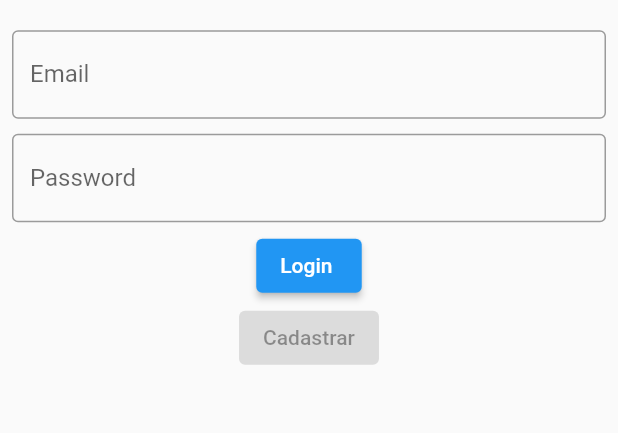
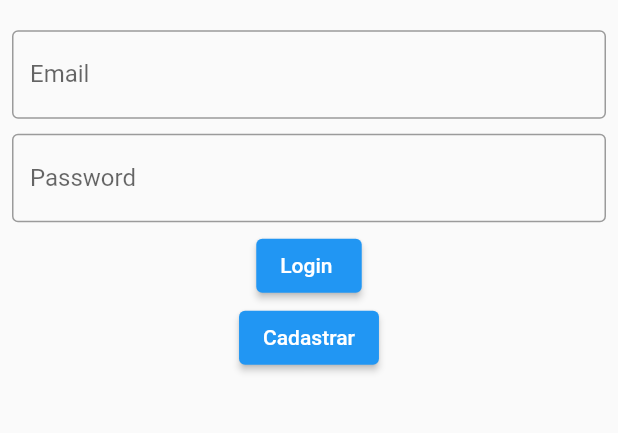
Before and after one commit to LukasM109/roda_bem_app, a Flutter app: the screen it shows after launch, on a phone screen of 412 x 824 dp, the part 581-1014 px from its top. Run offline on Flutter 3.47's test engine with Material 2 defaults, Android fonts, the phone set to English and light mode, and no system bars.

Commit message:
avaliação final

```diff
--- a/lib/ComEstado.dart
+++ b/lib/ComEstado.dart
@@ -32,14 +32,14 @@ class Estado extends State<ComEstado> {
               leading: Icon(Icons.home),
               title: Text('Início'),
               onTap: () {
-                //Navigator.of(context).pushReplacementNamed('/ComEstado');
+                Navigator.of(context).pushReplacementNamed('/ComEstado');
               },
             ),
             ListTile(
               leading: Icon(Icons.add_business),
               title: Text('Cadastrar Frete'),
               onTap: () {
-                //Navigator.of(context).pushReplacementNamed('/cadfrete');
+                Navigator.of(context).pushNamed('/cadfrete');
               },
             ),
             ListTile(
--- a/lib/Home.dart
+++ b/lib/Home.dart
@@ -1,11 +1,8 @@
 import 'package:flutter/material.dart';
 import 'package:provider/provider.dart';
 import 'package:roda_bem_app/ComEstado.dart';
+import 'package:roda_bem_app/cadastro.dart';
 import 'package:roda_bem_app/cadfrete.dart';
-//import 'package:provider/provider.dart';
-//import 'package:roda_bem_app/cadastro.dart';
-//import 'package:roda_bem_app/cadfrete.dart';
-//import 'package:roda_bem_app/login.dart';
 import 'package:roda_bem_app/provider/fretes.dart';
 import 'package:roda_bem_app/routes/app_routes.dart';
 
@@ -31,8 +28,10 @@ class Home extends StatelessWidget {
         routes: {
           AppRoutes.Home: (_) => LoginPage(),
           AppRoutes.CadastroFrete: (_) => CadastroFrete(),
-            AppRoutes.ComEstado: (_) => ComEstado()
+          AppRoutes.ComEstado: (_) => ComEstado(),
+          AppRoutes.CadastroPage: (_) => CadastroPage()
         },
-        ));
+      ),
+    );
   }
 }
--- a/lib/cadfrete.dart
+++ b/lib/cadfrete.dart
@@ -14,14 +14,14 @@ class _CadastroFreteState extends State<CadastroFrete> {
   final Map<String, String> _formData = {};
 
   void _loadFormData(Posts posts) {
-    _formData['id'] = posts.id;
+    /*_formData['id'] = posts.id;
     _formData['nome'] = posts.nome;
     _formData['tipocaminhao'] = posts.tipocaminhao;
     _formData['tipocarga'] = posts.tipocarga;
     _formData['tipofrete'] = posts.tipofrete;
     _formData['tituloanuncio'] = posts.tituloanuncio;
     _formData['origem'] = posts.origem;
-    _formData['destino'] = posts.destino;
+    _formData['destino'] = posts.destino;*/
   }
 
   @override
--- a/lib/components/posts_tile.dart
+++ b/lib/components/posts_tile.dart
@@ -39,13 +39,13 @@ class PostsTile extends StatelessWidget {
                             title: Text('Deseja mesmo excluir?'),
                             content: Text('Tem certeza?'),
                             actions: <Widget>[
-                              FlatButton(
+                              TextButton(
                                 child: Text('Não'),
                                 onPressed: () {
                                   Navigator.of(context).pop();
                                 },
                               ),
-                              FlatButton(
+                              TextButton(
                                 child: Text('Sim'),
                                 onPressed: () {
                                   Provider.of<Fretes>(context, listen: false)
--- a/lib/data/dummy_posts.dart
+++ b/lib/data/dummy_posts.dart
@@ -32,4 +32,14 @@ const DUMMY_POSTS = {
     tipofrete: 'Comercial',
     avatar: '',
   ),
+  '4': const Posts(
+    id: '4',
+    nome: 'Transporte de Soja',
+    tipocaminhao: 'Truck',
+    origem: 'Belo Horizonte',
+    destino: 'Belém',
+    tipocarga: 'Secas',
+    tipofrete: 'Comercial',
+    avatar: '',
+  ),
 };
--- a/lib/login.dart
+++ b/lib/login.dart
@@ -64,7 +64,11 @@ class _LoginPageState extends State<LoginPage> {
                   },
                   child: Text('Login '),
                 ),
-                ElevatedButton(onPressed: null, child: Text('Cadastrar'))
+                ElevatedButton(
+                    onPressed: () {
+                      Navigator.of(context).pushNamed(AppRoutes.CadastroPage);
+                    },
+                    child: Text('Cadastrar')),
               ],
             ),
           ),
--- a/lib/routes/app_routes.dart
+++ b/lib/routes/app_routes.dart
@@ -2,4 +2,5 @@ class AppRoutes {
   static const Home = '/';
   static const CadastroFrete = '/cadfrete';
   static const ComEstado = '/ComEstado';
+  static const CadastroPage = '/Cadastro';
 }
```
Also changed, not shown: lib/provider/fretes.dart (+9 -1 lines). Lines whose indentation alone changed are shown as unchanged.
